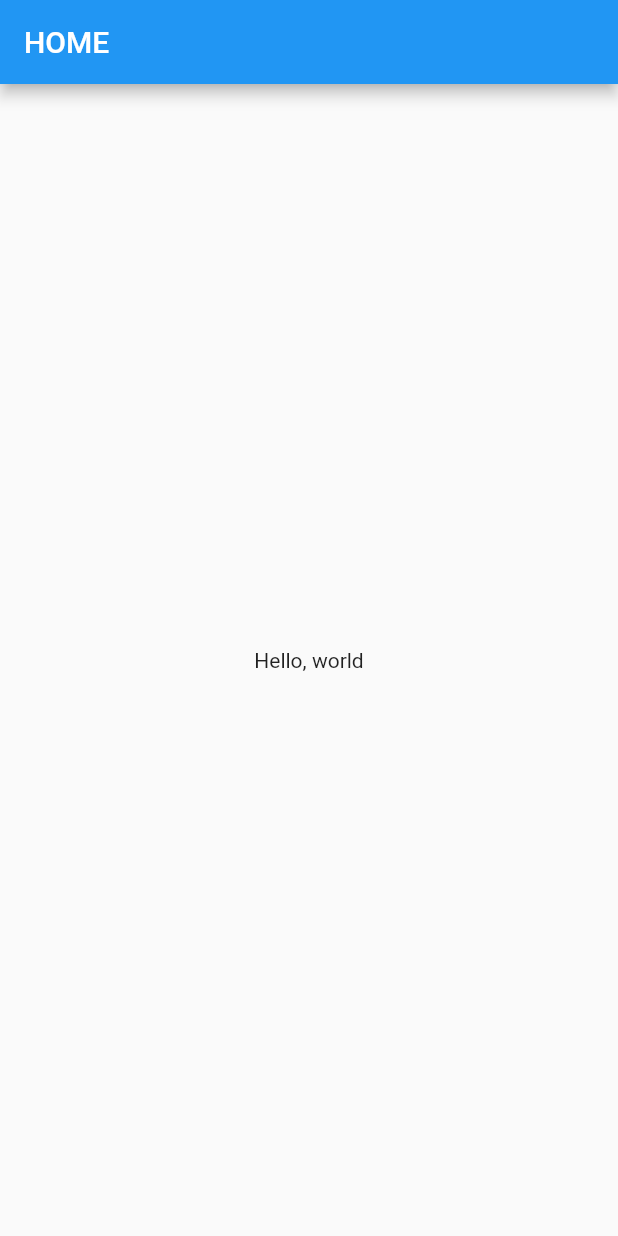
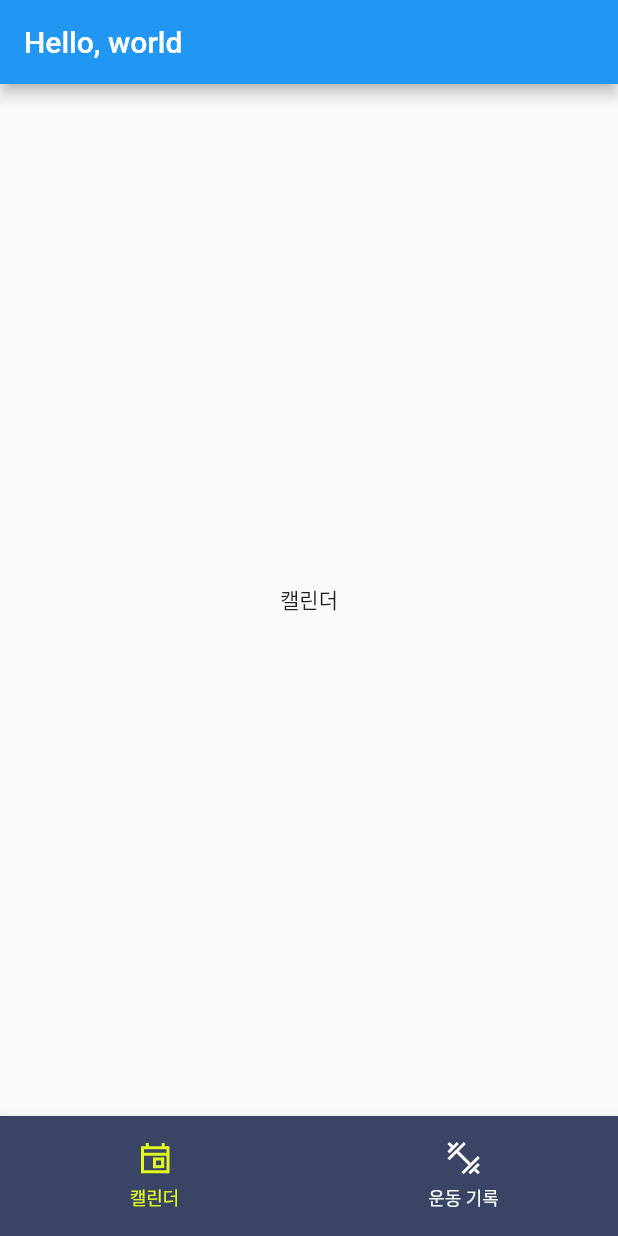
Before and after one commit to jeomgymjeok-gwabuha/jeomgymjeok_gwabuha_front_mobile, a Flutter app: the screen it shows after launch, on a phone screen of 412 x 824 dp. Run offline on Flutter 3.47's test engine with Material 2 defaults, Android fonts, the light colour scheme and no system bars; our stand-ins replace flutter_svg.

Commit message:
create layout system with bottom navivation bar

```diff
--- a/lib/main.dart
+++ b/lib/main.dart
@@ -1,18 +1,17 @@
 import 'package:flutter/material.dart';
-import 'package:jeomgymjeok_gwabuha/screens/home.dart';
+import 'package:jeomgymjeok_gwabuha/screens/app.dart';
 
 void main() {
-  runApp(const App());
+  runApp(const Main());
 }
 
-class App extends StatelessWidget {
-  const App({super.key});
+class Main extends StatelessWidget {
+  const Main({super.key});
 
   @override
   Widget build(BuildContext context) {
-    // TODO: implement build
     return const MaterialApp(
-      home: HomeScreen(),
+      home: AppScreen(),
     );
   }
 }
--- /dev/null
+++ b/lib/screens/app.dart
@@ -0,0 +1,80 @@
+import 'dart:io';
+
+import 'package:flutter/material.dart';
+import 'package:flutter_svg/svg.dart';
+import 'package:jeomgymjeok_gwabuha/design/Pallete.dart';
+import 'package:jeomgymjeok_gwabuha/screens/calender.dart';
+import 'package:jeomgymjeok_gwabuha/screens/workout.dart';
+
+enum ScreenType { calendar, workout }
+
+class AppScreen extends StatefulWidget {
+  const AppScreen({super.key});
+
+  @override
+  State<StatefulWidget> createState() {
+    return _AppScreenState();
+  }
+}
+
+class _AppScreenState extends State<AppScreen> {
+  int _selectedPageIndex = 0;
+
+  void _selectPage(int index) {
+    setState(() {
+      _selectedPageIndex = index;
+    });
+  }
+
+  @override
+  Widget build(BuildContext context) {
+    Widget activePage = const CalendarScreen();
+
+    if (_selectedPageIndex == ScreenType.workout.index) {
+      activePage = const WorkoutScreen();
+    }
+
+    return Scaffold(
+      appBar: AppBar(
+        title: const Text('Hello, world'),
+      ),
+      body: activePage,
+      bottomNavigationBar: SizedBox(
+        height: Platform.isIOS ? 120 : 80,
+        child: BottomNavigationBar(
+          backgroundColor: pallete[Pallete.deepNavy],
+          onTap: _selectPage,
+          currentIndex: _selectedPageIndex,
+          selectedItemColor: pallete[Pallete.flash],
+          unselectedItemColor: pallete[Pallete.white],
+          selectedLabelStyle: const TextStyle(
+            fontSize: 12,
+            fontWeight: FontWeight.normal,
+            height: 2,
+          ),
+          unselectedLabelStyle: const TextStyle(
+            fontSize: 12,
+            fontWeight: FontWeight.normal,
+            height: 2,
+          ),
+          items: [
+            BottomNavigationBarItem(
+              icon: SvgPicture.asset('assets/icons/calendar.svg',
+                  width: 24, height: 24),
+              activeIcon: SvgPicture.asset('assets/icons/calender_active.svg',
+                  width: 24, height: 24),
+              label: '캘린더',
+            ),
+            BottomNavigationBarItem(
+              icon: SvgPicture.asset('assets/icons/workout.svg',
+                  width: 24, height: 24),
+              activeIcon: SvgPicture.asset('assets/icons/workout_active.svg',
+                  width: 24, height: 24),
+              label: '운동 기록',
+            ),
+          ],
+        ),
+      ),
+    );
+  }
+}
--- /dev/null
+++ b/lib/screens/calender.dart
@@ -0,0 +1,12 @@
+import 'package:flutter/material.dart';
+
+class CalendarScreen extends StatelessWidget {
+  const CalendarScreen({super.key});
+
+  @override
+  Widget build(BuildContext context) {
+    return const Center(
+      child: Text('캘린더'),
+    );
+  }
+}
--- a/lib/screens/home.dart
+++ /dev/null
@@ -1,18 +0,0 @@
-import 'package:flutter/material.dart';
-
-class HomeScreen extends StatelessWidget {
-  const HomeScreen({super.key});
-
-  @override
-  Widget build(BuildContext context) {
-    // TODO: implement build
-    return Scaffold(
-      appBar: AppBar(
-        title: const Text('HOME'),
-      ),
-      body: const Center(
-        child: Text('Hello, world'),
-      ),
-    );
-  }
-}
--- /dev/null
+++ b/lib/screens/workout.dart
@@ -0,0 +1,12 @@
+import 'package:flutter/material.dart';
+
+class WorkoutScreen extends StatelessWidget {
+  const WorkoutScreen({super.key});
+
+  @override
+  Widget build(BuildContext context) {
+    return const Center(
+      child: Text('운동 기록'),
+    );
+  }
+}
```
